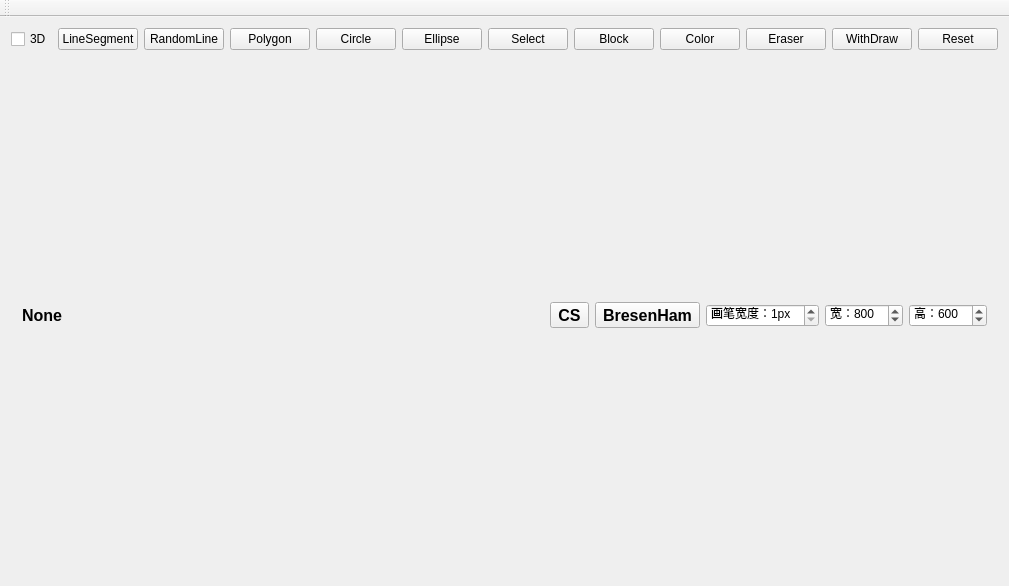
Before: the Qt Designer form mainwindow.ui in TamakiRinko/Painter, drawn with Qt 5.
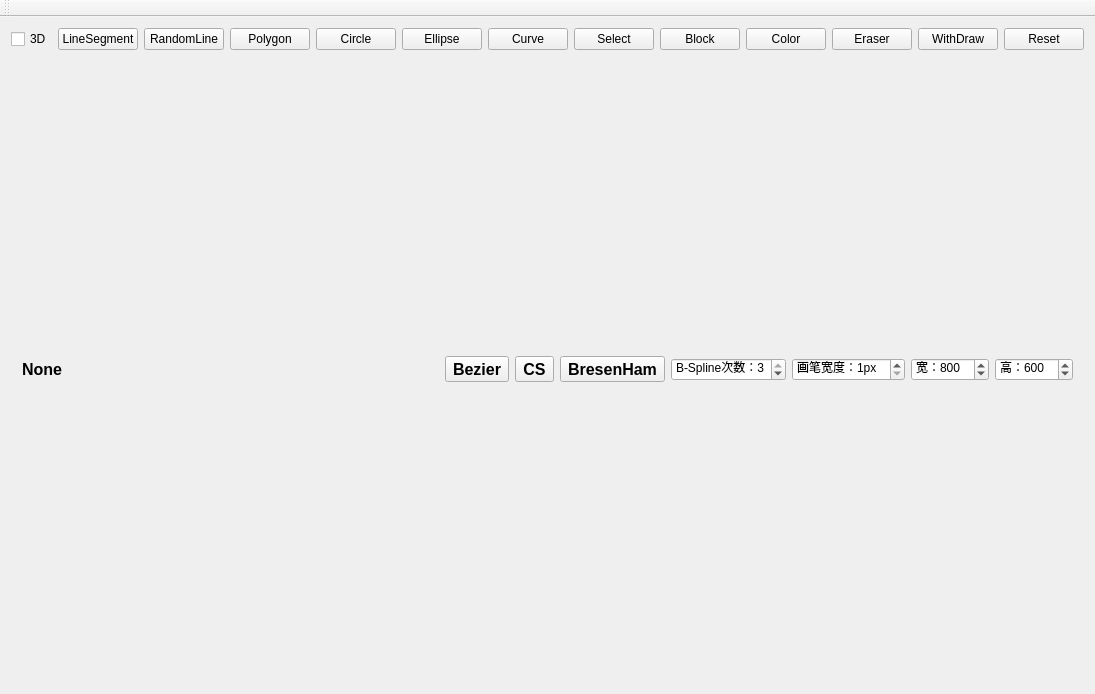
After: the same form once the commit is applied.

What changed in the file:
```diff
--- a/mainwindow.ui
+++ b/mainwindow.ui
@@ -6,8 +6,8 @@
    <rect>
     <x>0</x>
     <y>0</y>
-    <width>891</width>
-    <height>586</height>
+    <width>1027</width>
+    <height>694</height>
    </rect>
   </property>
   <property name="sizePolicy">
@@ -38,7 +38,7 @@
       <property name="layoutDirection">
        <enum>Qt::LeftToRight</enum>
       </property>
-      <layout class="QHBoxLayout" name="horizontalLayout" stretch="1,10,1,1,1,1,1">
+      <layout class="QHBoxLayout" name="horizontalLayout" stretch="1,10,1,1,1,1,1,1,1">
        <item>
         <widget class="QLabel" name="ModeLabel">
          <property name="font">
@@ -72,6 +72,26 @@
          </property>
         </spacer>
        </item>
+       <item>
+        <widget class="QToolButton" name="CurveToolButton">
+         <property name="font">
+          <font>
+           <pointsize>12</pointsize>
+           <weight>75</weight>
+           <bold>true</bold>
+          </font>
+         </property>
+         <property name="text">
+          <string>Bezier</string>
+         </property>
+         <property name="popupMode">
+          <enum>QToolButton::InstantPopup</enum>
+         </property>
+         <property name="toolButtonStyle">
+          <enum>Qt::ToolButtonTextBesideIcon</enum>
+         </property>
+        </widget>
+       </item>
        <item>
         <widget class="QToolButton" name="CropToolButton">
          <property name="font">
@@ -118,6 +138,28 @@
          </property>
         </widget>
        </item>
+       <item>
+        <widget class="QSpinBox" name="KSpinBox">
+         <property name="font">
+          <font>
+           <weight>50</weight>
+           <bold>false</bold>
+          </font>
+         </property>
+         <property name="prefix">
+          <string>B-Spline次数：</string>
+         </property>
+         <property name="minimum">
+          <number>1</number>
+         </property>
+         <property name="maximum">
+          <number>3</number>
+         </property>
+         <property name="value">
+          <number>3</number>
+         </property>
+        </widget>
+       </item>
        <item>
         <widget class="QSpinBox" name="WidthSpinBox">
          <property name="suffix">
@@ -173,7 +215,7 @@
      <layout class="QVBoxLayout" name="Canvas"/>
     </item>
     <item row="0" column="0" colspan="2">
-     <layout class="QHBoxLayout" name="horizontalLayout_3" stretch="1,10,10,10,10,10,10,10,10,10,10,10">
+     <layout class="QHBoxLayout" name="horizontalLayout_3" stretch="1,10,10,10,10,10,10,10,10,10,10,10,10">
       <item>
        <widget class="QCheckBox" name="PaintModeCheckBox">
         <property name="text">
@@ -216,6 +258,13 @@
         </property>
        </widget>
       </item>
+      <item>
+       <widget class="QPushButton" name="CurveButton">
+        <property name="text">
+         <string>Curve</string>
+        </property>
+       </widget>
+      </item>
       <item>
        <widget class="QPushButton" name="SelectButton">
         <property name="text">
```
Left out of the diff: 2 changed lines with no effect on the pictures.
